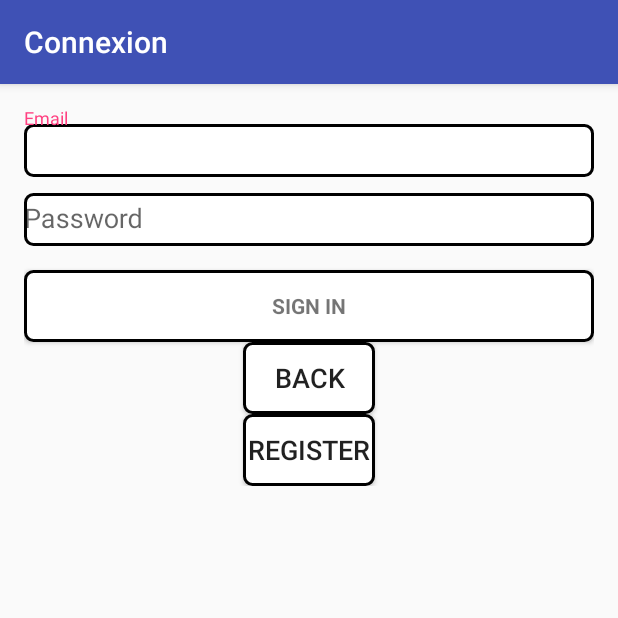
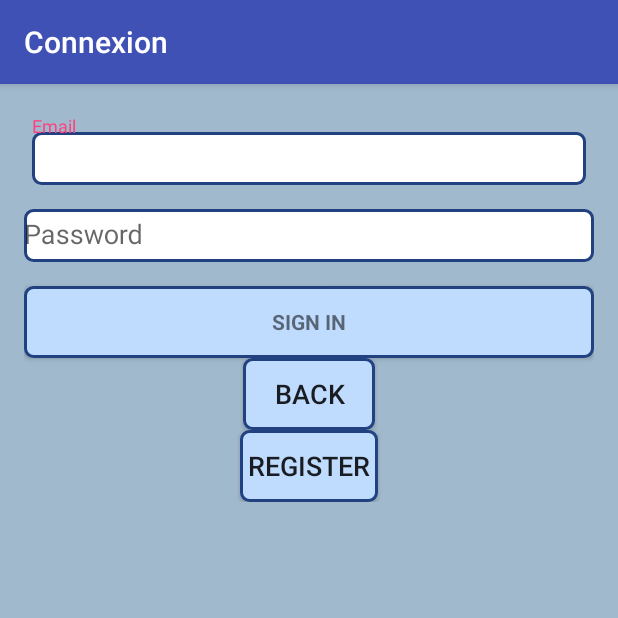
Before and after one commit to nmalesic/LocoDroid, an Android app: the LoginActivity screen opened directly, with no data from a screen before it, on a phone screen of 412 x 824 dp, the top half of it. Run offline under Robolectric (Android 15) with nearby library versions, the phone set to English and light mode, and no system bars; 2 statements that could not run were skipped.

Commit message:
modifications cosmétiques

```diff
--- a/app/src/main/res/layout/activity_login.xml
+++ b/app/src/main/res/layout/activity_login.xml
@@ -8,6 +8,7 @@
     android:paddingLeft="@dimen/activity_horizontal_margin"
     android:paddingRight="@dimen/activity_horizontal_margin"
     android:paddingTop="@dimen/activity_vertical_margin"
+    android:background="#a1b9cc"
     tools:context="com.bl.locodroid.LoginActivity">
 
     <!-- Login progress -->
@@ -28,11 +29,13 @@
             android:id="@+id/email_login_form"
             android:layout_width="match_parent"
             android:layout_height="wrap_content"
-            android:orientation="vertical">
+            android:orientation="vertical"
+            android:background="#a1b9cc">
 
             <android.support.design.widget.TextInputLayout
                 android:layout_width="match_parent"
-                android:layout_height="wrap_content">
+                android:layout_height="wrap_content"
+                android:layout_margin="5dip">
 
                 <AutoCompleteTextView
                     android:id="@+id/email"
@@ -87,7 +90,8 @@
                 android:layout_height="wrap_content"
                 android:onClick="onClick"
                 android:background="@layout/roundedbutton"
-                android:layout_gravity="center_horizontal" />
+                android:layout_gravity="center_horizontal"
+                android:padding="5dip" />
 
             <Button
                 android:text="@string/action_register"
@@ -97,7 +101,8 @@
                 android:layout_height="wrap_content"
                 android:onClick="onClick1"
                 android:background="@layout/roundedbutton"
-                android:layout_gravity="center_horizontal" />
+                android:layout_gravity="center_horizontal"
+                android:padding="5dip" />
 
         </LinearLayout>
     </ScrollView>
--- a/app/src/main/res/layout/activity_main.xml
+++ b/app/src/main/res/layout/activity_main.xml
@@ -3,7 +3,7 @@
 android:orientation="vertical"
 android:layout_width="fill_parent"
 android:layout_height="fill_parent"
-android:background="#ffffff"
+    android:background="#a1b9cc"
     android:weightSum="1">
 
 <TextView
@@ -15,7 +15,7 @@ android:background="#ffffff"
 
 <Button android:text="@string/btn_next"
     android:id="@+id/Button01"
-    android:layout_width="250dp"
+    android:layout_width="150dp"
     android:textSize="18sp"
     android:layout_height="55dp"
     android:onClick="onClick1"
@@ -24,7 +24,7 @@ android:background="#ffffff"
 </Button>
     <Button android:text="@string/title_activity_maps"
         android:id="@+id/ButtonMap"
-        android:layout_width="250dp"
+        android:layout_width="150dp"
         android:textSize="18sp"
         android:layout_height="55dp"
         android:onClick="onClick1"
--- a/app/src/main/res/layout/activity_maps.xml
+++ b/app/src/main/res/layout/activity_maps.xml
@@ -19,7 +19,8 @@
         android:text="@string/map_login"
         android:id="@+id/Button01"
         android:background="@layout/rounded"
-        android:layout_gravity="right|bottom" />
+        android:layout_gravity="right|bottom"
+        android:padding="5dip" />
 
     <SearchView
         android:layout_width="369dp"
--- a/app/src/main/res/layout/activity_register.xml
+++ b/app/src/main/res/layout/activity_register.xml
@@ -43,7 +43,7 @@
             android:layout_height="wrap_content"
             android:padding="10dip"
 
-         android:background="#ffcccccc">
+         android:background="#a1b9cc">
             <!--  android:layout_below="@id/header"-->
          <!-- Full Name Label -->
             <TextView android:layout_width="fill_parent"
@@ -172,7 +172,8 @@
                 android:text="@string/existing_account"
                 android:gravity="center"
                 android:textSize="20dip"
-                android:textColor="#025f7c"/>
+                android:textColor="#025f7c"
+                android:padding="5dip" />
 
         </LinearLayout>
         <!-- Registration Form Ends -->
--- a/app/src/main/res/layout/rounded.xml
+++ b/app/src/main/res/layout/rounded.xml
@@ -5,7 +5,7 @@
         <shape     android:shape="rectangle" >
             <corners  android:radius="5dip" />
             <solid android:color="#ffffff" />
-            <stroke  android:width="2dip" android:color="#000000"/>
+            <stroke  android:width="2dip" android:color="#214181"/>
         </shape>
     </item>
 </layer-list>
--- a/app/src/main/res/layout/roundedbutton.xml
+++ b/app/src/main/res/layout/roundedbutton.xml
@@ -3,9 +3,10 @@
     xmlns:android="http://schemas.android.com/apk/res/android">
     <item>
         <shape     android:shape="rectangle" >
+
             <corners  android:radius="5dip" />
-            <solid android:color="#ffffff" />
-            <stroke  android:width="2dip" android:color="#000000"/>
+            <solid android:color="#bfdcff" />
+            <stroke  android:width="2dip" android:color="#214181"/>
         </shape>
     </item>
 </layer-list>
```
